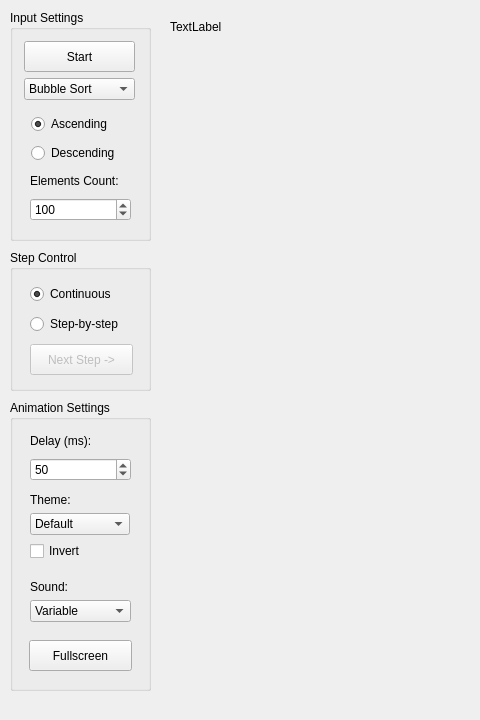
adamt-eng/sorting-visualizer, file mainwindow.ui: the form before one commit; both pictures show x 0 to 480 and y 0 to 720 of the 1280 by 720 pixel window.
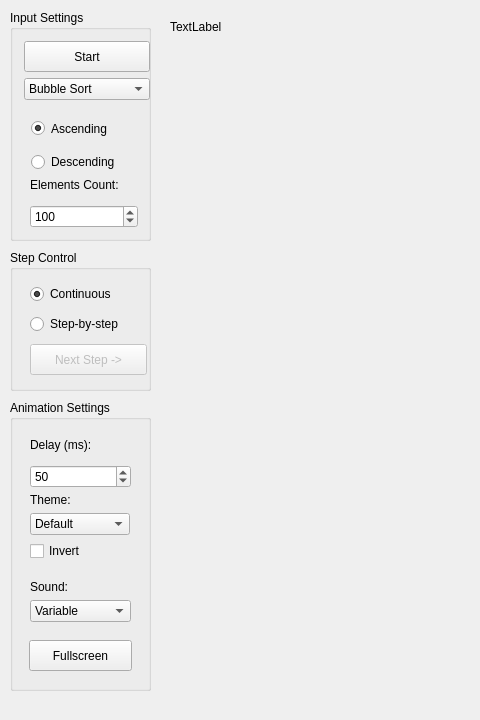
The form after the commit.

Commit message: Added Comparison and Array Accesses counters to the rest of the algorithms Including Bogo Sort

The edit to the form file:
```diff
--- a/mainwindow.ui
+++ b/mainwindow.ui
@@ -64,7 +64,7 @@
       <rect>
        <x>20</x>
        <y>30</y>
-       <width>103</width>
+       <width>117</width>
        <height>101</height>
       </rect>
      </property>
@@ -134,8 +134,8 @@
       <rect>
        <x>20</x>
        <y>160</y>
-       <width>101</width>
-       <height>51</height>
+       <width>108</width>
+       <height>58</height>
       </rect>
      </property>
      <layout class="QVBoxLayout" name="elementsLayout">
@@ -166,7 +166,7 @@
       <rect>
        <x>14</x>
        <y>31</y>
-       <width>111</width>
+       <width>126</width>
        <height>71</height>
       </rect>
      </property>
@@ -245,8 +245,8 @@
       <rect>
        <x>21</x>
        <y>101</y>
-       <width>101</width>
-       <height>52</height>
+       <width>109</width>
+       <height>61</height>
       </rect>
      </property>
      <layout class="QVBoxLayout" name="ascendingFormLayout">
@@ -294,7 +294,7 @@
        <x>20</x>
        <y>30</y>
        <width>101</width>
-       <height>51</height>
+       <height>58</height>
       </rect>
      </property>
      <layout class="QVBoxLayout" name="delayLayout">
@@ -325,8 +325,8 @@
       <rect>
        <x>20</x>
        <y>93</y>
-       <width>105</width>
-       <height>81</height>
+       <width>128</width>
+       <height>90</height>
       </rect>
      </property>
      <layout class="QFormLayout" name="themeLayout">
@@ -414,7 +414,7 @@
        <x>20</x>
        <y>180</y>
        <width>101</width>
-       <height>51</height>
+       <height>57</height>
       </rect>
      </property>
      <layout class="QFormLayout" name="soundLayout">
```
Left out of the diff: 5 changed lines with no effect on the pictures. The commit also changes 2 other files.
